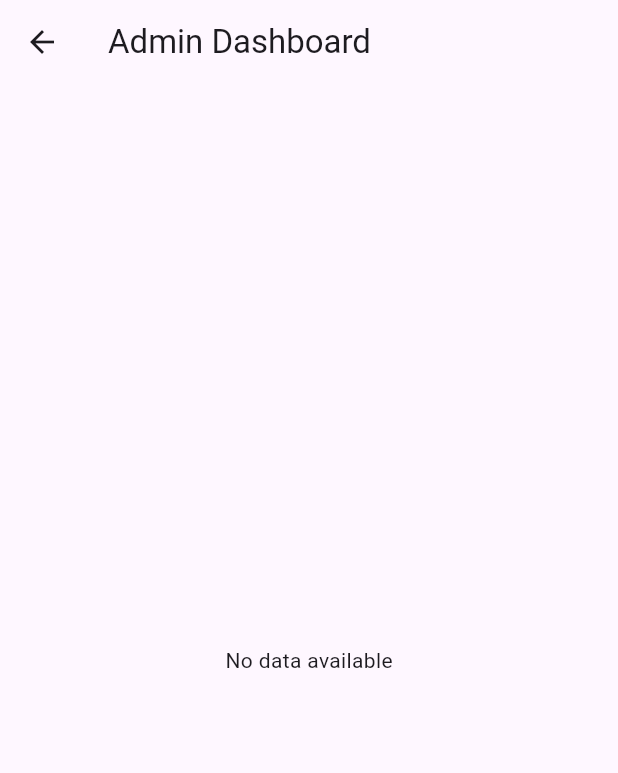
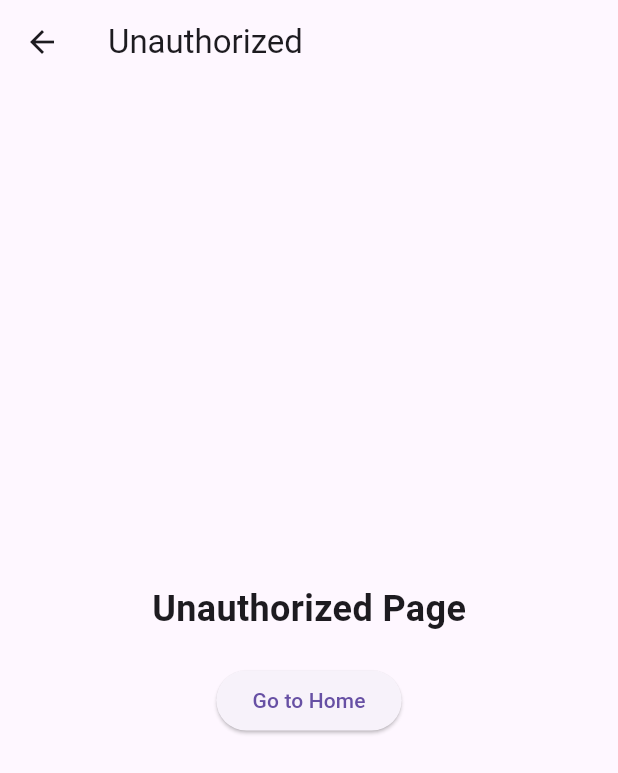
Before and after one commit to Ranggasap/BRNFlight, a Flutter app: the DashboardAdminPage screen opened by its route, on a phone screen of 412 x 824 dp. Shown: the top 773 px of the screen. Run offline on Flutter 3.47's test engine with Material 3 defaults, Android fonts, the phone set to English and light mode, and no system bars; our stand-ins replace cloud_firestore, firebase_auth, firebase_core; accounts and stored records are empty; network calls fail.

Commit message:
Add dashboard functionality to prevent non admin

```diff
--- a/flight/lib/Pages/DashboardAdminPage.dart
+++ b/flight/lib/Pages/DashboardAdminPage.dart
@@ -1,12 +1,43 @@
+import 'package:flight/Services/AuthService.dart';
 import 'package:flight/Services/FirestoreService.dart';
 import 'package:flutter/material.dart';
 import 'package:cloud_firestore/cloud_firestore.dart';
 import 'package:intl/intl.dart'; // Import Firestore package
 
-class DashboardAdminPage extends StatelessWidget {
-  DashboardAdminPage({Key? key}) : super(key: key);
+class DashboardAdminPage extends StatefulWidget {
+  @override
+  _DashboardAdminPageState createState() => _DashboardAdminPageState();
+}
 
+class _DashboardAdminPageState extends State<DashboardAdminPage> {
   final FirestoreService firestoreService = FirestoreService();
+  final AuthService authService = AuthService();
+
+  bool _isAuthorized = true; // Default to true, will change if not authorized
+
+  @override
+  void initState() {
+    super.initState();
+    _checkUserRole();
+  }
+
+  // Check user role and authorize access to the page
+  Future<void> _checkUserRole() async {
+    try {
+      // Get current user data
+      Map<String, dynamic>? currentUserData = await authService.getCurrentUser();
+      if (currentUserData == null || currentUserData['role'] != 'Admin') {
+        setState(() {
+          _isAuthorized = false;
+        });
+      }
+    } catch (e) {
+      print('Error checking user role: $e');
+      setState(() {
+        _isAuthorized = false;
+      });
+    }
+  }
 
   Future<List<Map<String, dynamic>>> getAllPurchases() async {
     try {
@@ -51,6 +82,33 @@ class DashboardAdminPage extends StatelessWidget {
 
   @override
   Widget build(BuildContext context) {
+    if (!_isAuthorized) {
+      // Unauthorized UI
+      return Scaffold(
+        appBar: AppBar(
+          title: const Text('Unauthorized'),
+        ),
+        body: Center(
+          child: Column(
+            mainAxisAlignment: MainAxisAlignment.center,
+            children: [
+              const Text(
+                'Unauthorized Page',
+                style: TextStyle(fontSize: 24, fontWeight: FontWeight.bold),
+              ),
+              const SizedBox(height: 20),
+              ElevatedButton(
+                onPressed: () {
+                  Navigator.pushReplacementNamed(context, '/home'); // Redirect to Home
+                },
+                child: const Text('Go to Home'),
+              ),
+            ],
+          ),
+        ),
+      );
+    }
+
     return Scaffold(
       appBar: AppBar(
         title: const Text('Admin Dashboard'),
```
